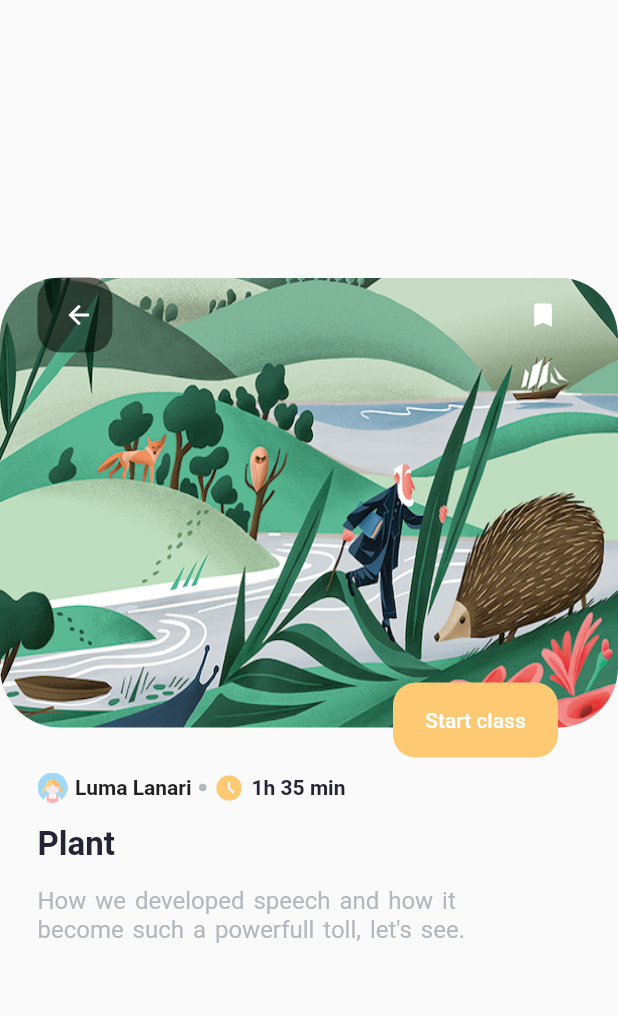
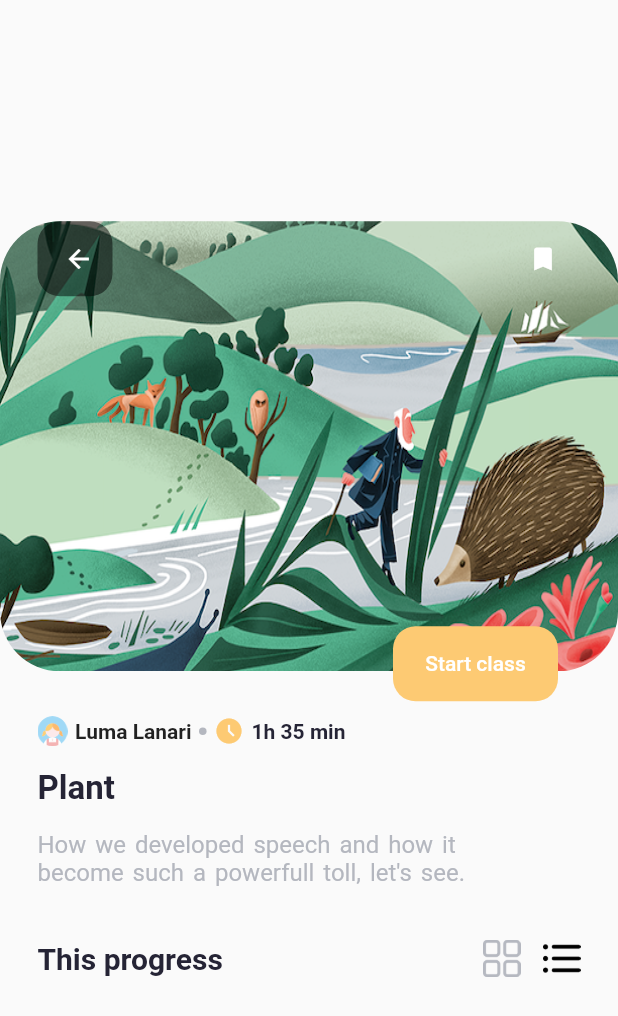
Before and after one commit to beshprakash11/course_app, a Flutter app: the screen it shows after launch, after a tap on "Start", on a phone screen of 412 x 824 dp. Shown: the top 1016 px of the screen. Run offline on Flutter 3.47's test engine with Material 2 defaults, Android fonts, the phone set to English and light mode, and no system bars; our stand-ins replace percent_indicator.

Commit message:
Progress completed

```diff
--- a/lib/screens/detail/widget/course_progress.dart
+++ b/lib/screens/detail/widget/course_progress.dart
@@ -1,9 +1,30 @@
+import 'package:course_app/constants/colors.dart';
 import 'package:flutter/material.dart';
 
 class CourseProgress extends StatelessWidget {
 
   @override
   Widget build(BuildContext context) {
-    return Container();
+    return Container(
+      padding: EdgeInsets.all(25),
+      child: Row(
+        mainAxisAlignment: MainAxisAlignment.spaceBetween,
+        children: [
+          Text(
+            'This progress',
+            style: TextStyle(
+              fontWeight: FontWeight.bold, fontSize: 20, color: kFont
+            ),
+          ),
+          Row(
+            children: [
+              Image.asset('assets/icons/grid.png', width: 25,),
+              SizedBox(width: 15,),
+              Image.asset('assets/icons/list.png', width: 25,)
+            ],
+          )
+        ],
+      ),
+    );
   }
 }
```
